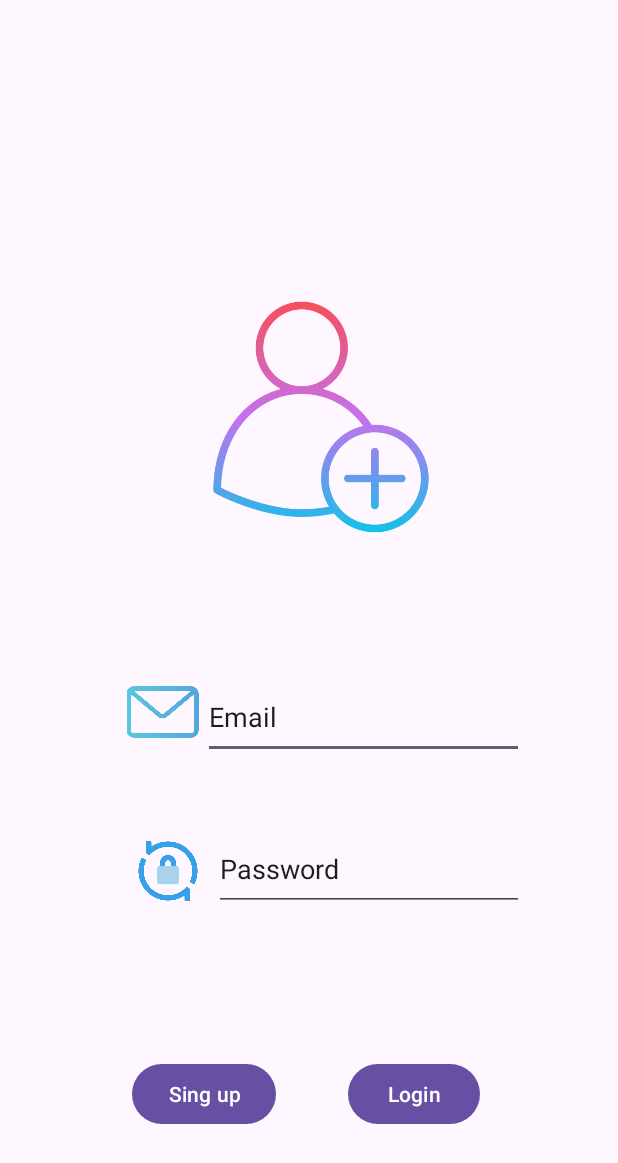
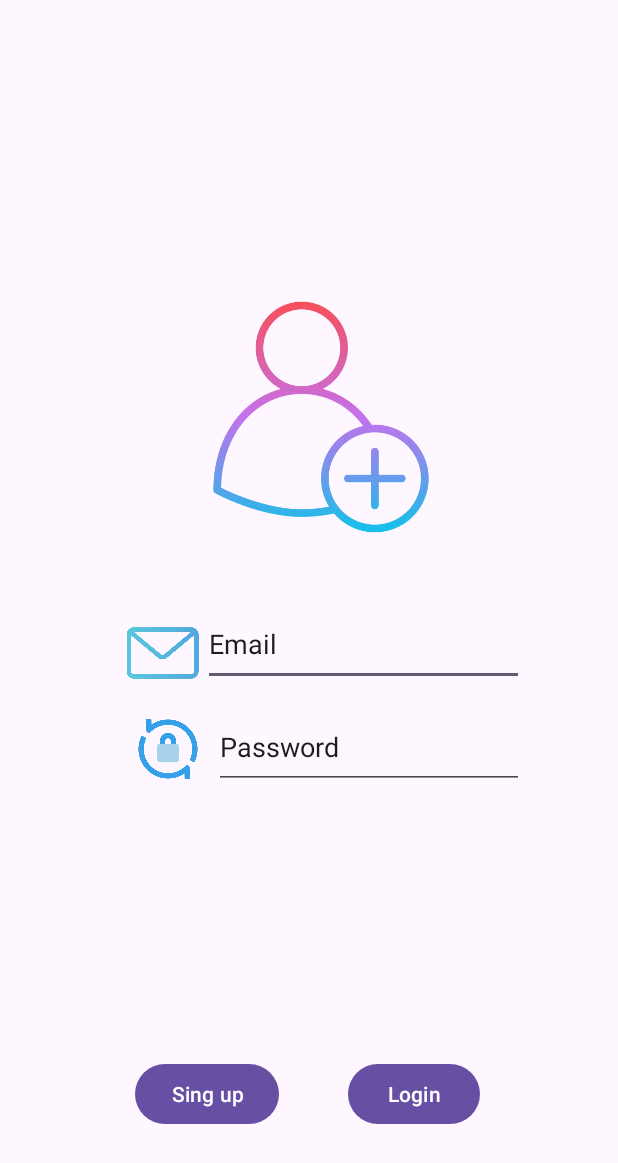
Before and after one commit to Alulestad/AppDMLabs, an Android app: the screen it shows after launch (LoginActivity), on a phone screen of 412 x 824 dp. Shown: the top 1163 px of the screen. Run offline under Robolectric (Android 15) with nearby library versions, the phone set to English and light mode, and no system bars.

Commit message:
login001

```diff
--- a/app/src/main/res/layout/activity_login.xml
+++ b/app/src/main/res/layout/activity_login.xml
@@ -11,7 +11,7 @@
         android:id="@+id/button3"
         android:layout_width="wrap_content"
         android:layout_height="wrap_content"
-        android:layout_marginStart="88dp"
+        android:layout_marginStart="90dp"
         android:layout_marginTop="36dp"
         android:text="Sing up"
         app:layout_constraintStart_toStartOf="parent"
@@ -33,11 +33,6 @@
 
         <LinearLayout
             android:layout_width="match_parent"
-            android:layout_height="81dp"
-            android:orientation="horizontal"></LinearLayout>
-
-        <LinearLayout
-            android:layout_width="match_parent"
             android:layout_height="101dp"
             android:orientation="horizontal">
 
@@ -46,6 +41,8 @@
                 android:layout_width="53dp"
                 android:layout_height="48dp"
                 android:layout_weight="1"
+                android:layout_marginTop="15dp"
+                android:layout_gravity="center"
                 app:srcCompat="@drawable/correo1" />
 
             <EditText
@@ -55,7 +52,10 @@
                 android:layout_weight="1"
                 android:ems="10"
                 android:inputType="text"
-                android:text="Email" />
+                android:layout_gravity="center"
+                android:text="Email"
+                android:layout_marginTop="10dp"
+                />
         </LinearLayout>
 
         <LinearLayout
```
